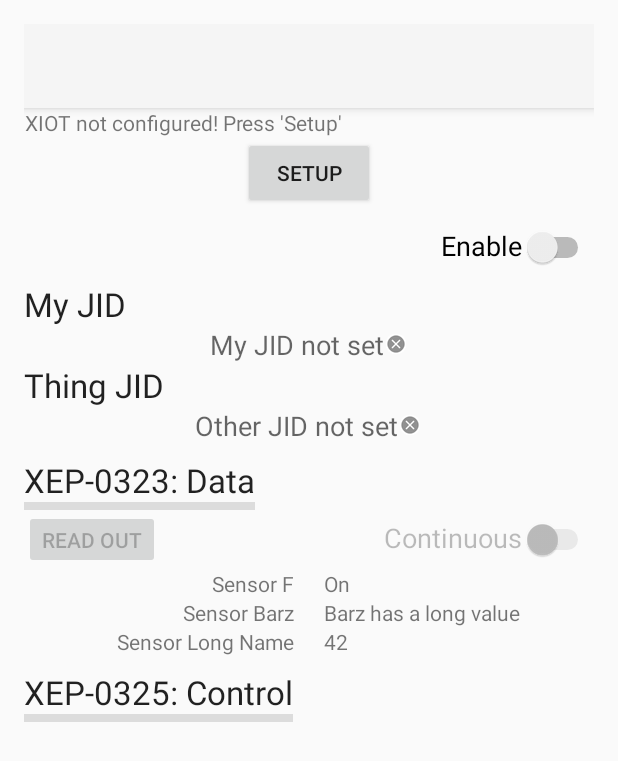
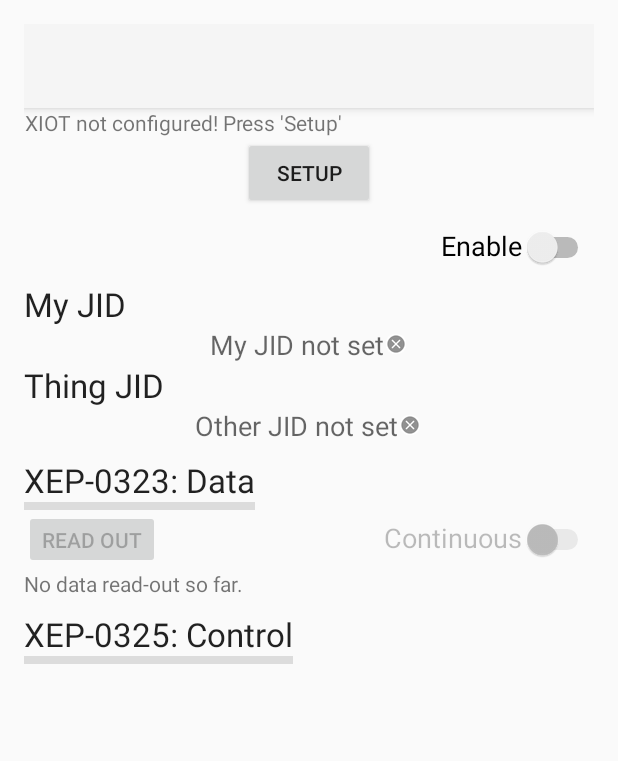
Before and after one commit to Flowdalic/android-xmpp-iot-demo, an Android app: the layout activity_main.xml on its own in the app's theme, with its tools: preview values and no code run, on a phone screen of 412 x 824 dp. Shown: the top 761 px of the screen. Run offline under Robolectric (Android 15) with nearby library versions, the phone set to English and light mode, and no system bars.

Commit message:
Intermediate Commit (2016-08-09 10:37)

```diff
--- a/app/src/main/res/layout/activity_main.xml
+++ b/app/src/main/res/layout/activity_main.xml
@@ -183,91 +183,12 @@
             android:orientation="vertical"
             android:layout_width="match_parent"
             android:layout_height="wrap_content"
-            android:id="@+id/data_values_linear_layout">
+            android:id="@+id/iot_sensors_linear_layout">
 
-            <RelativeLayout
-                android:layout_width="match_parent"
+            <TextView
+                android:layout_width="wrap_content"
                 android:layout_height="wrap_content"
-                android:layout_gravity="center">
-
-                <TextView
-                    android:layout_width="wrap_content"
-                    android:layout_height="wrap_content"
-                    android:textAppearance="?android:attr/textAppearanceSmall"
-                    android:layout_toStartOf="@+id/data_point1_space"
-                    android:text="Sensor F"
-                    android:id="@+id/data_point1_name_text_view"/>
-
-                <Space
-                    android:layout_width="20dp"
-                    android:layout_height="wrap_content"
-                    android:layout_centerInParent="true"
-                    android:id="@+id/data_point1_space"/>
-
-                <TextView
-                    android:layout_width="wrap_content"
-                    android:layout_height="wrap_content"
-                    android:layout_toEndOf="@id/data_point1_space"
-                    android:textAppearance="?android:attr/textAppearanceSmall"
-                    android:text="On"
-                    android:id="@+id/data_point1_value_text_view"/>
-            </RelativeLayout>
-
-            <RelativeLayout
-                android:layout_width="match_parent"
-                android:layout_height="wrap_content"
-                android:layout_gravity="center">
-
-                <TextView
-                    android:layout_width="wrap_content"
-                    android:layout_height="wrap_content"
-                    android:textAppearance="?android:attr/textAppearanceSmall"
-                    android:layout_toStartOf="@+id/data_point2_space"
-                    android:text="Sensor Barz"
-                    android:id="@+id/data_point2_name_text_view"/>
-
-                <Space
-                    android:layout_width="20dp"
-                    android:layout_height="wrap_content"
-                    android:layout_centerInParent="true"
-                    android:id="@+id/data_point2_space"/>
-
-                <TextView
-                    android:layout_width="wrap_content"
-                    android:layout_height="wrap_content"
-                    android:layout_toEndOf="@id/data_point2_space"
-                    android:textAppearance="?android:attr/textAppearanceSmall"
-                    android:text="Barz has a long value"
-                    android:id="@+id/data_point2_value_text_view"/>
-            </RelativeLayout>
-
-            <RelativeLayout
-                android:layout_width="match_parent"
-                android:layout_height="wrap_content"
-                android:layout_gravity="center">
-
-                <TextView
-                    android:layout_width="wrap_content"
-                    android:layout_height="wrap_content"
-                    android:textAppearance="?android:attr/textAppearanceSmall"
-                    android:layout_toStartOf="@+id/data_point3_space"
-                    android:text="Sensor Long Name"
-                    android:id="@+id/data_point3_name_text_view"/>
-
-                <Space
-                    android:layout_width="20dp"
-                    android:layout_height="wrap_content"
-                    android:layout_centerInParent="true"
-                    android:id="@+id/data_point3_space"/>
-
-                <TextView
-                    android:layout_width="wrap_content"
-                    android:layout_height="wrap_content"
-                    android:layout_toEndOf="@id/data_point3_space"
-                    android:textAppearance="?android:attr/textAppearanceSmall"
-                    android:text="42"
-                    android:id="@+id/data_point3_value_text_view"/>
-            </RelativeLayout>
+                android:text="No data read-out so far."/>
 
         </LinearLayout>
 
```
Also changed, not shown: app/build.gradle (+18 -4 lines), app/src/main/java/com/clayster/xmppiotdemo/IotSensorView.java (added, +65 -0 lines), app/src/main/java/com/clayster/xmppiotdemo/MainActivity.java (+6 -1 lines), app/src/main/java/com/clayster/xmppiotdemo/XmppIotDataControl.java (+18 -1 lines), app/src/main/java/com/clayster/xmppiotdemo/XmppManager.java (+10 -0 lines), app/src/main/res/layout/iot_sensor.xml (added, +48 -0 lines), app/src/main/res/values/attrs.xml (added, +26 -0 lines).
